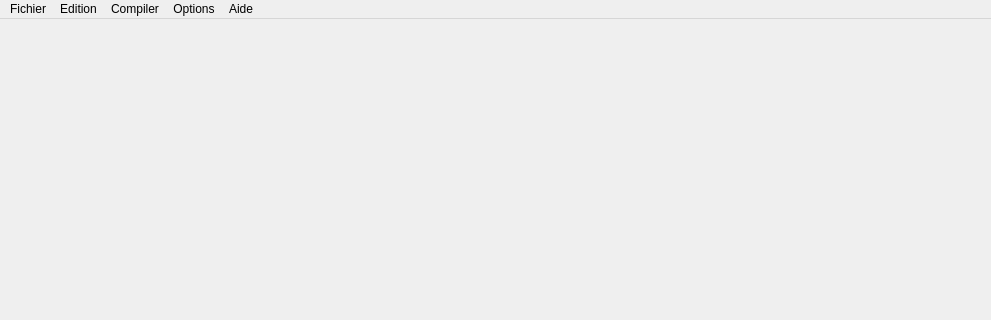
First picture: the form in source/mainwindow.ui, repository Bramas/texiteasy, before the edit; both pictures show x 0 to 991 and y 0 to 320 of the 991 by 633 pixel window.
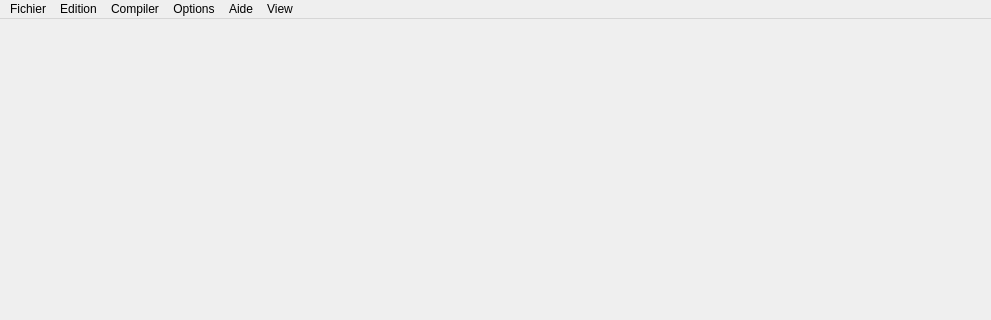
Second picture: the form after the edit.

```diff
--- a/source/mainwindow.ui
+++ b/source/mainwindow.ui
@@ -127,11 +127,18 @@
     </property>
     <addaction name="actionAbout"/>
    </widget>
+   <widget class="QMenu" name="menuView">
+    <property name="title">
+     <string>View</string>
+    </property>
+    <addaction name="actionPdfViewerInItsOwnWidget"/>
+   </widget>
    <addaction name="menuFichier"/>
    <addaction name="menuEdition"/>
    <addaction name="menuBuild"/>
    <addaction name="menuOptions"/>
    <addaction name="menuAide"/>
+   <addaction name="menuView"/>
   </widget>
   <action name="actionOpen">
    <property name="text">
```
Left out of the diff: 8 changed lines with no effect on the pictures.
